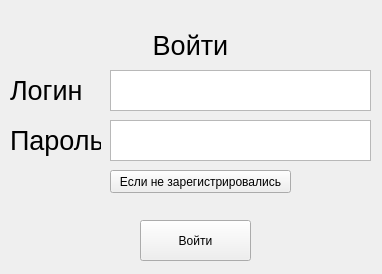
Old version of the form auth.ui in the repository Animila/PyWeather.
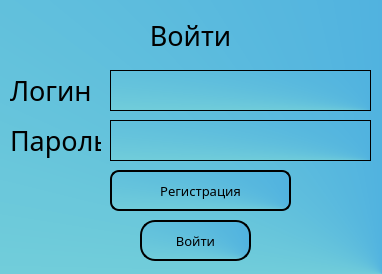
New version of the form.

What changed in the file:
```diff
--- a/auth.ui
+++ b/auth.ui
@@ -13,12 +13,15 @@
   <property name="windowTitle">
    <string>Авторизация</string>
   </property>
+  <property name="styleSheet">
+   <string notr="true">background-color: qconicalgradient(cx:1, cy:1, angle:0, stop:0 rgba(0, 131, 214, 255), stop:0.0397727 rgba(54, 156, 228, 255), stop:0.965909 rgba(173, 255, 207, 255), stop:0.971591 rgba(149, 255, 200, 255), stop:1 rgba(255, 255, 255, 255));</string>
+  </property>
   <widget class="QWidget" name="centralwidget">
    <widget class="QLabel" name="label">
     <property name="geometry">
      <rect>
       <x>0</x>
-      <y>20</y>
+      <y>10</y>
       <width>381</width>
       <height>51</height>
      </rect>
@@ -31,9 +34,13 @@
     </property>
     <property name="font">
      <font>
+      <family>Dubai Medium</family>
       <pointsize>20</pointsize>
      </font>
     </property>
+    <property name="styleSheet">
+     <string notr="true">background-color: None;</string>
+    </property>
     <property name="text">
      <string>Войти</string>
     </property>
@@ -50,6 +57,11 @@
       <height>41</height>
      </rect>
     </property>
+    <property name="font">
+     <font>
+      <pointsize>20</pointsize>
+     </font>
+    </property>
    </widget>
    <widget class="QLabel" name="label_2">
     <property name="geometry">
@@ -62,9 +74,13 @@
     </property>
     <property name="font">
      <font>
+      <family>Dubai Medium</family>
       <pointsize>20</pointsize>
      </font>
     </property>
+    <property name="styleSheet">
+     <string notr="true">background-color: None;</string>
+    </property>
     <property name="text">
      <string>Логин</string>
     </property>
@@ -78,6 +94,11 @@
       <height>41</height>
      </rect>
     </property>
+    <property name="font">
+     <font>
+      <pointsize>20</pointsize>
+     </font>
+    </property>
    </widget>
    <widget class="QLabel" name="label_3">
     <property name="geometry">
@@ -90,9 +111,13 @@
     </property>
     <property name="font">
      <font>
+      <family>Dubai Medium</family>
       <pointsize>20</pointsize>
      </font>
     </property>
+    <property name="styleSheet">
+     <string notr="true">background-color: None;</string>
+    </property>
     <property name="text">
      <string>Пароль</string>
     </property>
@@ -106,6 +131,20 @@
       <height>41</height>
      </rect>
     </property>
+    <property name="font">
+     <font>
+      <family>Dubai Medium</family>
+      <pointsize>10</pointsize>
+     </font>
+    </property>
+    <property name="styleSheet">
+     <string notr="true">QPushButton {
+color: rgb(0, 0, 0);
+border-radius: 15px;
+border-style: outset;
+border-width: 1.5px;
+}</string>
+    </property>
     <property name="text">
      <string>Войти</string>
     </property>
@@ -116,11 +155,25 @@
       <x>110</x>
       <y>170</y>
       <width>181</width>
-      <height>23</height>
+      <height>41</height>
      </rect>
     </property>
+    <property name="font">
+     <font>
+      <family>Dubai Medium</family>
+      <pointsize>10</pointsize>
+     </font>
+    </property>
+    <property name="styleSheet">
+     <string notr="true">QPushButton {
+color: rgb(0, 0, 0);
+border-radius: 9px;
+border-style: outset;
+border-width: 1.5px;
+}</string>
+    </property>
     <property name="text">
-     <string>Если не зарегистрировались</string>
+     <string>Регистрация</string>
     </property>
    </widget>
   </widget>
```
